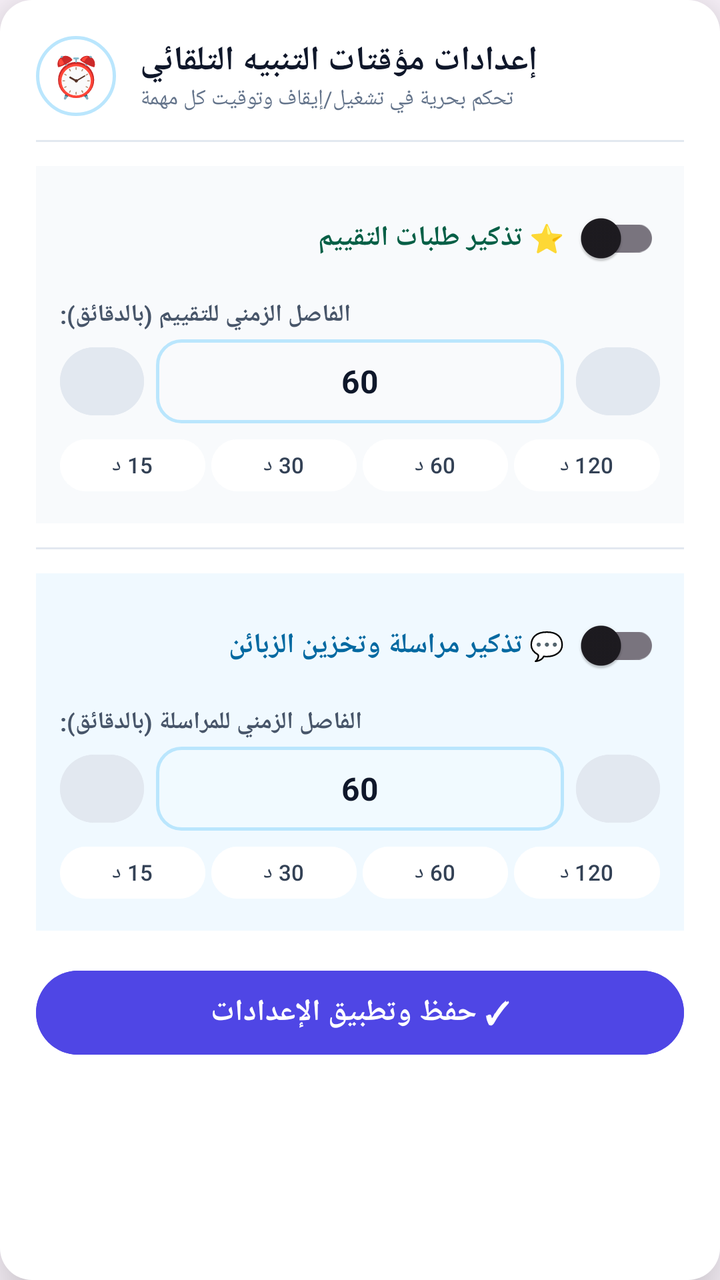
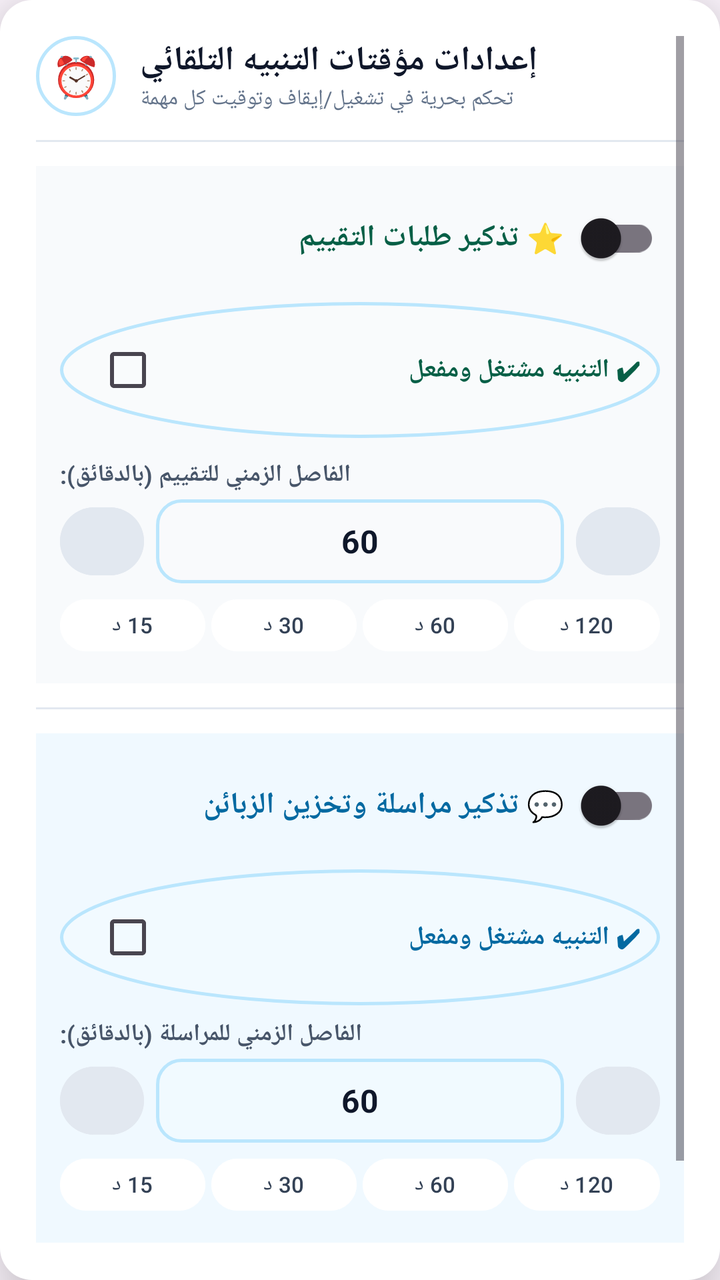

The first picture is an Android layout as it rendered before a commit; the second is the same layout after the commit. The layout source and the unified diff follow.
<!-- AndroidManifest.xml: application theme Theme.AboAkbarAdmin -->
<!-- res/layout/dialog_evaluation_settings.xml -->
<?xml version="1.0" encoding="utf-8"?>
<ScrollView xmlns:android="http://schemas.android.com/apk/res/android"
    android:layout_width="match_parent"
    android:layout_height="wrap_content"
    android:layout_gravity="center"
    android:layout_margin="16dp"
    android:background="@drawable/bg_dialog_rounded"
    android:elevation="20dp"
    android:padding="18dp">

    <LinearLayout
        android:layout_width="match_parent"
        android:layout_height="wrap_content"
        android:orientation="vertical">

        
        <LinearLayout
            android:layout_width="match_parent"
            android:layout_height="wrap_content"
            android:gravity="center_vertical"
            android:orientation="horizontal">

            <TextView
                android:layout_width="40dp"
                android:layout_height="40dp"
                android:background="@drawable/button_round_bg"
                android:gravity="center"
                android:text="⏰"
                android:textSize="20sp" />

            <LinearLayout
                android:layout_width="0dp"
                android:layout_height="wrap_content"
                android:layout_marginStart="12dp"
                android:layout_weight="1"
                android:orientation="vertical">

                <TextView
                    android:layout_width="wrap_content"
                    android:layout_height="wrap_content"
                    android:text="إعدادات مؤقتات التنبيه التلقائي"
                    android:textColor="#0f172a"
                    android:textSize="17sp"
                    android:textStyle="bold" />

                <TextView
                    android:layout_width="wrap_content"
                    android:layout_height="wrap_content"
                    android:text="تحكم بحرية في تشغيل/إيقاف وتوقيت كل مهمة"
                    android:textColor="#64748b"
                    android:textSize="11sp" />
            </LinearLayout>
        </LinearLayout>

        <View
            android:layout_width="match_parent"
            android:layout_height="1dp"
            android:layout_marginTop="12dp"
            android:layout_marginBottom="12dp"
            android:background="#e2e8f0" />

        
        <LinearLayout
            android:layout_width="match_parent"
            android:layout_height="wrap_content"
            android:background="#f8fafc"
            android:orientation="vertical"
            android:padding="12dp">

            <LinearLayout
                android:layout_width="match_parent"
                android:layout_height="wrap_content"
                android:gravity="center_vertical"
                android:orientation="horizontal">

                <TextView
                    android:layout_width="0dp"
                    android:layout_height="wrap_content"
                    android:layout_weight="1"
                    android:text="⭐ تذكير طلبات التقييم"
                    android:textColor="#065f46"
                    android:textSize="14sp"
                    android:textStyle="bold" />

                <androidx.appcompat.widget.SwitchCompat
                    android:id="@+id/switchEnableEvaluation"
                    android:layout_width="wrap_content"
                    android:layout_height="wrap_content" />
            </LinearLayout>

            <TextView
                android:layout_width="wrap_content"
                android:layout_height="wrap_content"
                android:layout_marginTop="6dp"
                android:text="الفاصل الزمني للتقييم (بالدقائق):"
                android:textColor="#475569"
                android:textSize="12sp"
                android:textStyle="bold" />

            <LinearLayout
                android:layout_width="match_parent"
                android:layout_height="wrap_content"
                android:layout_marginTop="4dp"
                android:gravity="center_vertical"
                android:orientation="horizontal">

                <Button
                    android:id="@+id/btnMinusMinutes"
                    android:layout_width="42dp"
                    android:layout_height="42dp"
                    android:backgroundTint="#e2e8f0"
                    android:text="−5"
                    android:textColor="#1e293b"
                    android:textSize="13sp"
                    android:textStyle="bold" />

                <EditText
                    android:id="@+id/etIntervalMinutes"
                    android:layout_width="0dp"
                    android:layout_height="42dp"
                    android:layout_marginStart="6dp"
                    android:layout_marginEnd="6dp"
                    android:layout_weight="1"
                    android:background="@drawable/input_bg"
                    android:gravity="center"
                    android:hint="60"
                    android:inputType="number"
                    android:text="60"
                    android:textColor="#0f172a"
                    android:textSize="16sp"
                    android:textStyle="bold" />

                <Button
                    android:id="@+id/btnPlusMinutes"
                    android:layout_width="42dp"
                    android:layout_height="42dp"
                    android:backgroundTint="#e2e8f0"
                    android:text="+5"
                    android:textColor="#1e293b"
                    android:textSize="13sp"
                    android:textStyle="bold" />
            </LinearLayout>

            <LinearLayout
                android:layout_width="match_parent"
                android:layout_height="wrap_content"
                android:layout_marginTop="4dp"
                android:orientation="horizontal">

                <Button
                    android:id="@+id/chip15Min"
                    android:layout_width="0dp"
                    android:layout_height="34dp"
                    android:layout_marginEnd="3dp"
                    android:layout_weight="1"
                    android:backgroundTint="#ffffff"
                    android:padding="0dp"
                    android:text="15 د"
                    android:textColor="#334155"
                    android:textSize="11sp" />

                <Button
                    android:id="@+id/chip30Min"
                    android:layout_width="0dp"
                    android:layout_height="34dp"
                    android:layout_marginEnd="3dp"
                    android:layout_weight="1"
                    android:backgroundTint="#ffffff"
                    android:padding="0dp"
                    android:text="30 د"
                    android:textColor="#334155"
                    android:textSize="11sp" />

                <Button
                    android:id="@+id/chip60Min"
                    android:layout_width="0dp"
                    android:layout_height="34dp"
                    android:layout_marginEnd="3dp"
                    android:layout_weight="1"
                    android:backgroundTint="#ffffff"
                    android:padding="0dp"
                    android:text="60 د"
                    android:textColor="#334155"
                    android:textSize="11sp" />

                <Button
                    android:id="@+id/chip120Min"
                    android:layout_width="0dp"
                    android:layout_height="34dp"
                    android:layout_weight="1"
                    android:backgroundTint="#ffffff"
                    android:padding="0dp"
                    android:text="120 د"
                    android:textColor="#334155"
                    android:textSize="11sp" />
            </LinearLayout>
        </LinearLayout>

        <View
            android:layout_width="match_parent"
            android:layout_height="1dp"
            android:layout_marginTop="12dp"
            android:layout_marginBottom="12dp"
            android:background="#e2e8f0" />

        
        <LinearLayout
            android:layout_width="match_parent"
            android:layout_height="wrap_content"
            android:background="#f0f9ff"
            android:orientation="vertical"
            android:padding="12dp">

            <LinearLayout
                android:layout_width="match_parent"
                android:layout_height="wrap_content"
                android:gravity="center_vertical"
                android:orientation="horizontal">

                <TextView
                    android:layout_width="0dp"
                    android:layout_height="wrap_content"
                    android:layout_weight="1"
                    android:text="💬 تذكير مراسلة وتخزين الزبائن"
                    android:textColor="#0369a1"
                    android:textSize="14sp"
                    android:textStyle="bold" />

                <androidx.appcompat.widget.SwitchCompat
                    android:id="@+id/switchEnableOutreach"
                    android:layout_width="wrap_content"
                    android:layout_height="wrap_content" />
            </LinearLayout>

            <TextView
                android:layout_width="wrap_content"
                android:layout_height="wrap_content"
                android:layout_marginTop="6dp"
                android:text="الفاصل الزمني للمراسلة (بالدقائق):"
                android:textColor="#475569"
                android:textSize="12sp"
                android:textStyle="bold" />

            <LinearLayout
                android:layout_width="match_parent"
                android:layout_height="wrap_content"
                android:layout_marginTop="4dp"
                android:gravity="center_vertical"
                android:orientation="horizontal">

                <Button
                    android:id="@+id/btnMinusOutreachMinutes"
                    android:layout_width="42dp"
                    android:layout_height="42dp"
                    android:backgroundTint="#e2e8f0"
                    android:text="−5"
                    android:textColor="#1e293b"
                    android:textSize="13sp"
                    android:textStyle="bold" />

                <EditText
                    android:id="@+id/etOutreachIntervalMinutes"
                    android:layout_width="0dp"
                    android:layout_height="42dp"
                    android:layout_marginStart="6dp"
                    android:layout_marginEnd="6dp"
                    android:layout_weight="1"
                    android:background="@drawable/input_bg"
                    android:gravity="center"
                    android:hint="60"
                    android:inputType="number"
                    android:text="60"
                    android:textColor="#0f172a"
                    android:textSize="16sp"
                    android:textStyle="bold" />

                <Button
                    android:id="@+id/btnPlusOutreachMinutes"
                    android:layout_width="42dp"
                    android:layout_height="42dp"
                    android:backgroundTint="#e2e8f0"
                    android:text="+5"
                    android:textColor="#1e293b"
                    android:textSize="13sp"
                    android:textStyle="bold" />
            </LinearLayout>

            <LinearLayout
                android:layout_width="match_parent"
                android:layout_height="wrap_content"
                android:layout_marginTop="4dp"
                android:orientation="horizontal">

                <Button
                    android:id="@+id/chipOutreach15Min"
                    android:layout_width="0dp"
                    android:layout_height="34dp"
                    android:layout_marginEnd="3dp"
                    android:layout_weight="1"
                    android:backgroundTint="#ffffff"
                    android:padding="0dp"
                    android:text="15 د"
                    android:textColor="#334155"
                    android:textSize="11sp" />

                <Button
                    android:id="@+id/chipOutreach30Min"
                    android:layout_width="0dp"
                    android:layout_height="34dp"
                    android:layout_marginEnd="3dp"
                    android:layout_weight="1"
                    android:backgroundTint="#ffffff"
                    android:padding="0dp"
                    android:text="30 د"
                    android:textColor="#334155"
                    android:textSize="11sp" />

                <Button
                    android:id="@+id/chipOutreach60Min"
                    android:layout_width="0dp"
                    android:layout_height="34dp"
                    android:layout_marginEnd="3dp"
                    android:layout_weight="1"
                    android:backgroundTint="#ffffff"
                    android:padding="0dp"
                    android:text="60 د"
                    android:textColor="#334155"
                    android:textSize="11sp" />

                <Button
                    android:id="@+id/chipOutreach120Min"
                    android:layout_width="0dp"
                    android:layout_height="34dp"
                    android:layout_weight="1"
                    android:backgroundTint="#ffffff"
                    android:padding="0dp"
                    android:text="120 د"
                    android:textColor="#334155"
                    android:textSize="11sp" />
            </LinearLayout>
        </LinearLayout>

        
        <Button
            android:id="@+id/btnSaveInterval"
            android:layout_width="match_parent"
            android:layout_height="50dp"
            android:layout_marginTop="16dp"
            android:backgroundTint="#4f46e5"
            android:text="✓ حفظ وتطبيق الإعدادات"
            android:textColor="#ffffff"
            android:textSize="15sp"
            android:textStyle="bold" />

    </LinearLayout>
</ScrollView>
<!-- resources referenced by this layout -->
<resources>
  <!-- drawable bg_dialog_rounded (drawable) -->
  <?xml version="1.0" encoding="utf-8"?>
  <shape xmlns:android="http://schemas.android.com/apk/res/android">
      <solid android:color="#FFFFFF" />
      <corners android:radius="16dp" />
  </shape>
  <!-- drawable button_round_bg (drawable) -->
  <?xml version="1.0" encoding="utf-8"?>
  <ripple xmlns:android="http://schemas.android.com/apk/res/android"
      android:color="@color/sky_200">
      <item>
          <shape android:shape="oval">
              <solid android:color="#1AFFFFFF" />
              <stroke android:width="1.5dp" android:color="@color/sky_200" />
          </shape>
      </item>
  </ripple>
  <!-- drawable input_bg (drawable) -->
  <?xml version="1.0" encoding="utf-8"?>
  <shape xmlns:android="http://schemas.android.com/apk/res/android"
      android:shape="rectangle">
      <solid android:color="#14FFFFFF" />
      <stroke android:width="1.5dp" android:color="@color/sky_200" />
      <corners android:radius="12dp" />
  </shape>
  <style name="Theme.AboAkbarAdmin" parent="Theme.Material3.DayNight.NoActionBar">
          <item name="colorPrimary">@color/sky_800</item>
          <item name="colorPrimaryDark">@color/sky_950</item>
          <item name="colorSecondary">@color/cyan_100</item>
          <item name="android:statusBarColor">@color/sky_950</item>
          <item name="android:windowLightStatusBar">false</item>
      </style>
  <color name="sky_200">#BAE6FD</color>
  <color name="sky_800">#075985</color>
  <color name="sky_950">#082F49</color>
  <color name="cyan_100">#CFFAFE</color>
</resources>

<!-- the commit's change to res/layout/dialog_evaluation_settings.xml (unified diff, before → after) -->
@@ -79,7 +79,7 @@
                     android:layout_weight="1"
                     android:text="⭐ تذكير طلبات التقييم"
                     android:textColor="#065f46"
-                    android:textSize="14sp"
+                    android:textSize="15sp"
                     android:textStyle="bold" />
 
                 <androidx.appcompat.widget.SwitchCompat
@@ -88,10 +88,42 @@
                     android:layout_height="wrap_content" />
             </LinearLayout>
 
+            
+            <LinearLayout
+                android:id="@+id/layoutEvalToggleCard"
+                android:layout_width="match_parent"
+                android:layout_height="wrap_content"
+                android:layout_marginTop="8dp"
+                android:background="@drawable/button_round_bg"
+                android:clickable="true"
+                android:focusable="true"
+                android:gravity="center_vertical"
+                android:orientation="horizontal"
+                android:padding="10dp">
+
+                <CheckBox
+                    android:id="@+id/cbEnableEvaluation"
+                    android:layout_width="wrap_content"
+                    android:layout_height="wrap_content"
+                    android:clickable="false"
+                    android:focusable="false" />
+
+                <TextView
+                    android:id="@+id/tvEvalStatusBadge"
+                    android:layout_width="0dp"
+                    android:layout_height="wrap_content"
+                    android:layout_marginStart="8dp"
+                    android:layout_weight="1"
+                    android:text="✔ التنبيه مشتغل ومفعل"
+                    android:textColor="#065f46"
+                    android:textSize="13sp"
+                    android:textStyle="bold" />
+            </LinearLayout>
+
             <TextView
                 android:layout_width="wrap_content"
                 android:layout_height="wrap_content"
-                android:layout_marginTop="6dp"
+                android:layout_marginTop="10dp"
                 android:text="الفاصل الزمني للتقييم (بالدقائق):"
                 android:textColor="#475569"
                 android:textSize="12sp"
@@ -223,13 +255,45 @@
                     android:layout_weight="1"
                     android:text="💬 تذكير مراسلة وتخزين الزبائن"
                     android:textColor="#0369a1"
-                    android:textSize="14sp"
+                    android:textSize="15sp"
                     android:textStyle="bold" />
 
                 <androidx.appcompat.widget.SwitchCompat
                     android:id="@+id/switchEnableOutreach"
                     android:layout_width="wrap_content"
                     android:layout_height="wrap_content" />
+            </LinearLayout>
+
+            
+            <LinearLayout
+                android:id="@+id/layoutOutreachToggleCard"
+                android:layout_width="match_parent"
+                android:layout_height="wrap_content"
+                android:layout_marginTop="8dp"
+                android:background="@drawable/button_round_bg"
+                android:clickable="true"
+                android:focusable="true"
+                android:gravity="center_vertical"
+                android:orientation="horizontal"
+                android:padding="10dp">
+
+                <CheckBox
+                    android:id="@+id/cbEnableOutreach"
+                    android:layout_width="wrap_content"
+                    android:layout_height="wrap_content"
+                    android:clickable="false"
+                    android:focusable="false" />
+
+                <TextView
+                    android:id="@+id/tvOutreachStatusBadge"
+                    android:layout_width="0dp"
+                    android:layout_height="wrap_content"
+                    android:layout_marginStart="8dp"
+                    android:layout_weight="1"
+                    android:text="✔ التنبيه مشتغل ومفعل"
+                    android:textColor="#0369a1"
+                    android:textSize="13sp"
+                    android:textStyle="bold" />
             </LinearLayout>
 
             <TextView
